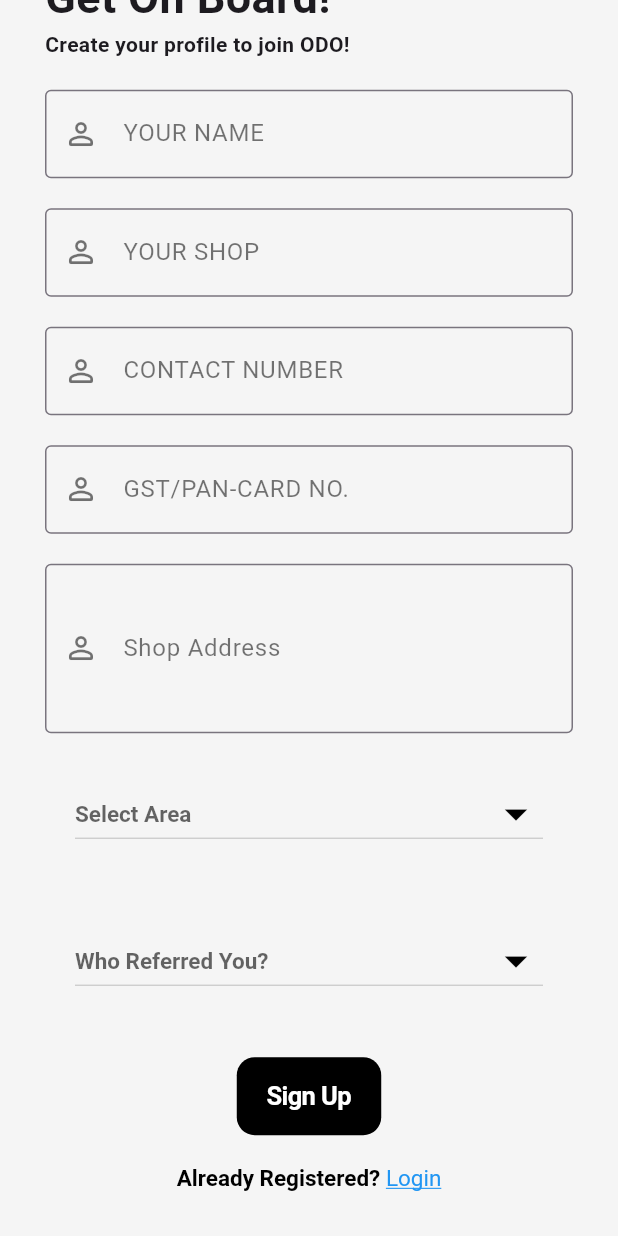
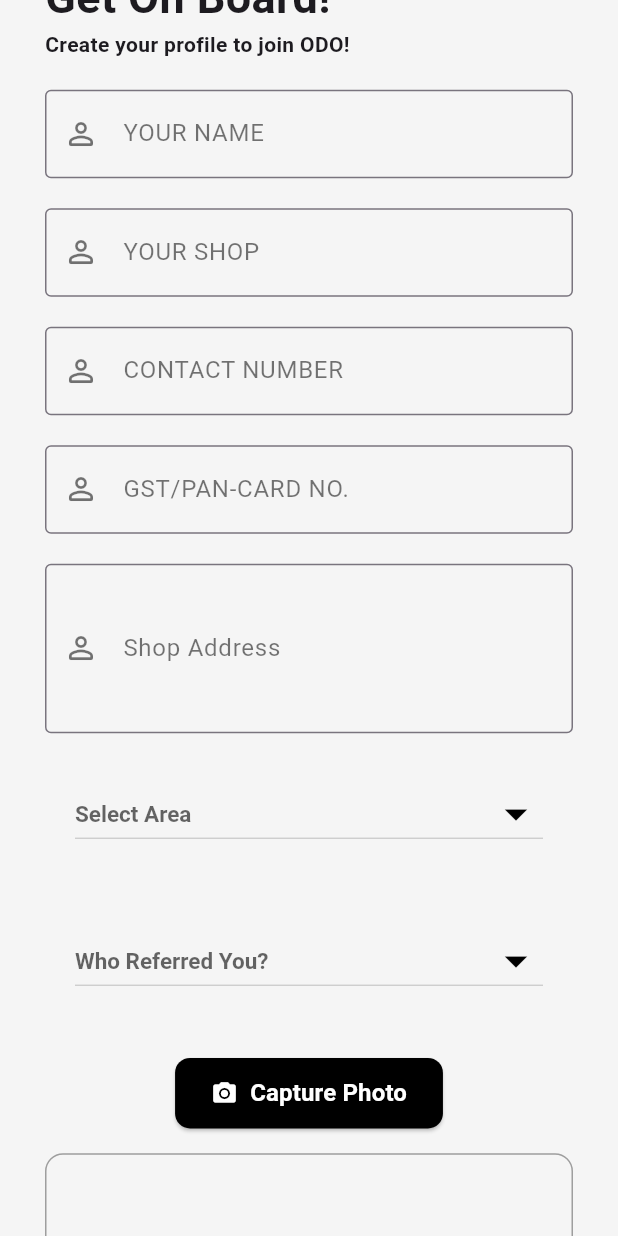
Before and after one commit to SanchitBatra-DevelopAnything/ODO-B2B-MOBILE, a Flutter app: the SignUpForm screen opened by its route, scrolled down 218 dp, on a phone screen of 412 x 824 dp. Run offline on Flutter 3.47's test engine with Material 3 defaults, Android fonts, the phone set to English and light mode, and no system bars; our stand-ins replace audioplayers, awesome_snackbar_content, cached_network_image, firebase_auth, firebase_core, firebase_messaging and 5 more; missing offline and left inert: flutter_pdfview, new_version_plus, store_redirect; accounts and stored records are empty; network calls fail.

Commit message:
Adding selfie local upload

```diff
--- a/lib/signUp.dart
+++ b/lib/signUp.dart
@@ -1,7 +1,10 @@
+import 'dart:io';
+
 import 'package:flutter/cupertino.dart';
 import 'package:flutter/gestures.dart';
 import 'package:flutter/material.dart';
 import 'package:flutter_spinkit/flutter_spinkit.dart';
+import 'package:image_picker/image_picker.dart';
 import 'package:odo_mobile_v2/PlatformDialog.dart';
 import 'package:odo_mobile_v2/PlatformTextField.dart';
 import 'package:odo_mobile_v2/providers/auth.dart';
@@ -10,6 +13,7 @@
 
 import 'bottomSheetModal.dart';
 import 'package:geolocator/geolocator.dart';
+
 class SignUpForm extends StatefulWidget {
   const SignUpForm({Key? key}) : super(key: key);
 
@@ -18,6 +22,8 @@
 }
 
 class _SignUpFormState extends State<SignUpForm> {
+  final ImagePicker _picker = ImagePicker();
+  File? _capturedImage;
   TextEditingController usernameController = TextEditingController();
   TextEditingController shopController = TextEditingController();
   TextEditingController GSTController = TextEditingController();
@@ -51,7 +57,8 @@
 
     try {
       position = await Geolocator.getCurrentPosition(
-        desiredAccuracy: LocationAccuracy.high);
+        desiredAccuracy: LocationAccuracy.high,
+      );
     } catch (e) {
       showSnackBar(context, "Unable to get your location. Please try again.");
       return null;
@@ -60,23 +67,42 @@
     return position;
   }
 
+  // ✅ Camera-only image picker
+  Future<void> captureImage() async {
+    final XFile? image = await _picker.pickImage(
+      source: ImageSource.camera,
+      imageQuality: 85, // reduce file size
+      preferredCameraDevice: CameraDevice.rear,
+    );
+
+    if (image != null) {
+      setState(() {
+        _capturedImage = File(image.path);
+      });
+    }
+  }
+
   Future<void> signUp(BuildContext context) async {
 
+     // ✅ Check if image is captured
+    if (_capturedImage == null) {
+      showSnackBar(context, "Please capture your selfie with shop board for proper verification.");
+      return;
+    }
 
     Position? position = await getUserLocation(context);
 
-    if(position == null)
-    {
-      showSnackBar(context, "Location not found. Please enable location services.");
+    if (position == null) {
+      showSnackBar(
+        context,
+        "Location not found. Please enable location services.",
+      );
       return;
     }
 
     bool result = validateForm(context);
 
-
-
-    if(result)
-    {
+    if (result) {
       setState(() {
         isSigningUp = true;
       });
@@ -90,21 +116,18 @@
         shopAddressController.text.trim(),
         position.latitude.toString(),
         position.longitude.toString(),
-        selectedReferrer.toString().trim().toUpperCase()
+        selectedReferrer.toString().trim().toUpperCase(),
       );
 
       setState(() {
         // showAlertDialog(context);
         isSigningUp = false;
-      Navigator.pushReplacementNamed(context , '/afterSignUp');
+        Navigator.pushReplacementNamed(context, '/afterSignUp');
       });
     }
-
-
   }
 
-  showSnackBar(BuildContext context , String msg)
-  {
+  showSnackBar(BuildContext context, String msg) {
     final snackBar = SnackBar(
       /// need to set following properties for best effect of awesome_snackbar_content
       elevation: 0,
@@ -112,8 +135,7 @@
       backgroundColor: Colors.transparent,
       content: AwesomeSnackbarContent(
         title: 'Fill All Fields!',
-                                        message: msg
-                                            ,
+        message: msg,
 
         /// change contentType to ContentType.success, ContentType.warning or ContentType.help for variants
         contentType: ContentType.help,
@@ -124,38 +146,30 @@
     ScaffoldMessenger.of(context).showSnackBar(snackBar);
   }
 
-
-
-  validateForm(BuildContext context)
-  {
-    if(usernameController.text.trim() == "")
-    {
-      showSnackBar(context , "username should not be empty");
+  validateForm(BuildContext context) {
+    if (usernameController.text.trim() == "") {
+      showSnackBar(context, "username should not be empty");
       return false;
     }
-    if(shopAddressController.text.trim() == "")
-    {
-      showSnackBar(context , "shopAddress should not be empty");
+    if (shopAddressController.text.trim() == "") {
+      showSnackBar(context, "shopAddress should not be empty");
       return false;
     }
-    if(shopController.text.trim() == "")
-    {
-      showSnackBar(context , "shop name should not be empty");
+    if (shopController.text.trim() == "") {
+      showSnackBar(context, "shop name should not be empty");
       return false;
     }
-    if(GSTController.text.trim() == "")
-    {
-      showSnackBar(context , "Please enter your GST Number");
+    if (GSTController.text.trim() == "") {
+      showSnackBar(context, "Please enter your GST Number");
       return false;
     }
-    if(contactController.text.trim() == "" || contactController.text.trim().length!=10)
-    {
-      showSnackBar(context , "Mobile number not valid");
+    if (contactController.text.trim() == "" ||
+        contactController.text.trim().length != 10) {
+      showSnackBar(context, "Mobile number not valid");
       return false;
     }
-    if(selectedArea == null)
-    {
-      showSnackBar(context , "Selecting your area is necessary!");
+    if (selectedArea == null) {
+      showSnackBar(context, "Selecting your area is necessary!");
       return false;
     }
     return true;
@@ -166,7 +180,7 @@
     // TODO: implement didChangeDependencies
     if (_isFirstTime) {
       Provider.of<AuthProvider>(context, listen: false).fetchAreasFromDB();
-      Provider.of<AuthProvider>(context , listen:false).fetchReferrersFromDB();
+      Provider.of<AuthProvider>(context, listen: false).fetchReferrersFromDB();
       Provider.of<AuthProvider>(context, listen: false).setupNotifications();
     }
     _isFirstTime = false; //never run the above if again.
@@ -178,8 +192,9 @@
       context: context,
       builder: (context) => PlatformDialog(
         title: "Signed Up!",
-            content:
-                "Please wait for the notification approval before you login."));
+        content: "Please wait for the notification approval before you login.",
+      ),
+    );
   }
 
   @override
@@ -215,13 +230,14 @@
                         const Text(
                           "Get On Board!",
                           style: TextStyle(
-                              fontSize: 30, fontWeight: FontWeight.bold),
+                            fontSize: 30,
+                            fontWeight: FontWeight.bold,
+                          ),
                         ),
                         const Text(
                           "Create your profile to join ODO!",
-                            style: TextStyle(
-                              fontWeight: FontWeight.bold,
-                            ))
+                          style: TextStyle(fontWeight: FontWeight.bold),
+                        ),
                       ],
                     ),
                     const SizedBox(height: 20),
@@ -230,42 +246,32 @@
                       controller: usernameController,
                       type: TextInputType.text,
                     ),
-                    const SizedBox(
-                      height: 20,
-                    ),
+                    const SizedBox(height: 20),
                     PlatformTextField(
                       labelText: "YOUR SHOP",
                       controller: shopController,
                       type: TextInputType.text,
                     ),
-                    const SizedBox(
-                      height: 20,
-                    ),
+                    const SizedBox(height: 20),
                     PlatformTextField(
                       labelText: "CONTACT NUMBER",
                       controller: contactController,
                       type: TextInputType.number,
                     ),
-                    const SizedBox(
-                      height: 20,
-                    ),
+                    const SizedBox(height: 20),
                     PlatformTextField(
                       labelText: "GST/PAN-CARD NO.",
                       controller: GSTController,
                       type: TextInputType.visiblePassword,
                     ),
-                    const SizedBox(
-                      height: 20,
+                    const SizedBox(height: 20),
+                    PlatformTextField(
+                      labelText: "Shop Address",
+                      controller: shopAddressController,
+                      type: TextInputType.multiline,
+                      maxLines: 3,
                     ),
-                    PlatformTextField(
-                      labelText:"Shop Address",
-                      controller : shopAddressController,
-                      type : TextInputType.multiline,
-                      maxLines : 3
-                    ),
-    const SizedBox(
-                      height: 10,
-                    ),
+                    const SizedBox(height: 10),
                     Container(
                       padding: const EdgeInsets.all(20),
                       width: MediaQuery.of(context).size.width,
@@ -276,23 +282,24 @@
                         hint: const Text(
                           "Select Area",
                           style: TextStyle(
-                                fontWeight: FontWeight.bold, fontSize: 15),
+                            fontWeight: FontWeight.bold,
+                            fontSize: 15,
+                          ),
                         ),
                         dropdownColor: const Color(0XFFf5f5f5),
                         iconSize: 36,
-                          icon: const Icon(Icons.arrow_drop_down,
-                              color: Colors.black),
+                        icon: const Icon(
+                          Icons.arrow_drop_down,
+                          color: Colors.black,
+                        ),
                         value: selectedArea,
                         style: const TextStyle(color: Colors.black),
                         onChanged: (value) => {
-                                setState(
-                                  () => selectedArea = value,
-                                )
-                              }),
+                          setState(() => selectedArea = value),
+                        },
                       ),
-                    const SizedBox(
-                      height: 10,
                     ),
+                    const SizedBox(height: 10),
                     Container(
                       padding: const EdgeInsets.all(20),
                       width: MediaQuery.of(context).size.width,
@@ -303,29 +310,89 @@
                         hint: const Text(
                           "Who Referred You?",
                           style: TextStyle(
-                                fontWeight: FontWeight.bold, fontSize: 15),
+                            fontWeight: FontWeight.bold,
+                            fontSize: 15,
+                          ),
                         ),
                         dropdownColor: const Color(0XFFf5f5f5),
                         iconSize: 36,
-                          icon: const Icon(Icons.arrow_drop_down,
-                              color: Colors.black),
+                        icon: const Icon(
+                          Icons.arrow_drop_down,
+                          color: Colors.black,
+                        ),
                         value: selectedReferrer,
                         style: const TextStyle(color: Colors.black),
                         onChanged: (value) => {
-                                setState(
-                                  () => selectedReferrer = value,
+                          setState(() => selectedReferrer = value),
+                        },
+                      ),
+                    ),
+                    const SizedBox(height: 20),
+
+                    Center(
+                    child: Column(
+                      children: [
+                        ElevatedButton.icon(
+                          onPressed: captureImage,
+                          icon: const Icon(Icons.camera_alt),
+                          label: const Text(
+                            "Capture Photo",
+                            style: TextStyle(
+                              fontWeight: FontWeight.bold,
+                              fontSize: 16,
+                            ),
+                          ),
+                          style: ElevatedButton.styleFrom(
+                            backgroundColor: Colors.black,
+                            foregroundColor: Colors.white,
+                            padding: const EdgeInsets.symmetric(
+                                horizontal: 24, vertical: 12),
+                            shape: RoundedRectangleBorder(
+                              borderRadius: BorderRadius.circular(10),
+                            ),
+                          ),
+                        ),
+                        const SizedBox(height: 16),
+
+                        // Show captured image preview (if available)
+                        if (_capturedImage != null)
+                          ClipRRect(
+                            borderRadius: BorderRadius.circular(12),
+                            child: Image.file(
+                              _capturedImage!,
+                              width: double.infinity,
+                              height: 200,
+                              fit: BoxFit.cover,
+                            ),
                           )
-                              }),
+                        else
+                          Container(
+                            width: double.infinity,
+                            height: 200,
+                            decoration: BoxDecoration(
+                              border: Border.all(color: Colors.grey),
+                              borderRadius: BorderRadius.circular(12),
+                              color: Colors.grey[100],
                             ),
-                    const SizedBox(
-                      height: 20,
+                            child: const Center(
+                              child: Text(
+                                "No photo captured yet",
+                                style: TextStyle(color: Colors.grey),
                               ),
+                            ),
+                          ),
+                      ],
+                    ),
+                  ),
+
+                  const SizedBox(height: 30),
+
                     Row(
                       mainAxisAlignment: MainAxisAlignment.center,
                       children: [
                         !isSigningUp
                             ? CupertinoButton(
-                                onPressed: () async{
+                                onPressed: () async {
                                   setState(() {
                                     isSigningUp = true;
                                   });
@@ -339,7 +406,8 @@
                                   "Sign Up",
                                   style: TextStyle(
                                     color: Colors.white,
-                                      fontWeight: FontWeight.bold),
+                                    fontWeight: FontWeight.bold,
+                                  ),
                                 ),
                               )
                             : const SpinKitPulse(
@@ -348,9 +416,7 @@
                               ),
                       ],
                     ),
-                    const SizedBox(
-                      height: 20,
-                    ),
+                    const SizedBox(height: 20),
                     Row(
                       mainAxisAlignment: MainAxisAlignment.center,
                       children: [
@@ -362,7 +428,8 @@
                                 style: TextStyle(
                                   color: Colors.black,
                                   fontSize: 15,
-                                    fontWeight: FontWeight.bold),
+                                  fontWeight: FontWeight.bold,
+                                ),
                               ),
                               TextSpan(
                                 text: 'Login',
@@ -395,8 +462,8 @@
 
 DropdownMenuItem<String> buildMenuItem(String item) => DropdownMenuItem(
   value: item,
-    child: Text(item,
-        style: const TextStyle(
-          fontWeight: FontWeight.bold,
-        fontSize: 15,
-        )));
+  child: Text(
+    item,
+    style: const TextStyle(fontWeight: FontWeight.bold, fontSize: 15),
+  ),
+);
--- a/pubspec.yaml
+++ b/pubspec.yaml
@@ -16,7 +16,7 @@
 # https://developer.apple.com/library/archive/documentation/General/Reference/InfoPlistKeyReference/Articles/CoreFoundationKeys.html
 # In Windows, build-name is used as the major, minor, and patch parts
 # of the product and file versions while build-number is used as the build suffix.
-version: 1.0.20+50
+version: 1.0.21+51
 
 environment:
   sdk: ^3.8.1
@@ -50,6 +50,7 @@
   store_redirect: ^2.0.1
   firebase_auth: ^5.4.1
   pinput: ^3.0.1
+  image_picker: ^1.2.0
 
 
   # The following adds the Cupertino Icons font to your application.
```
Also changed, not shown: pubspec.lock, 7 other files. Lines whose indentation alone changed are shown as unchanged.
